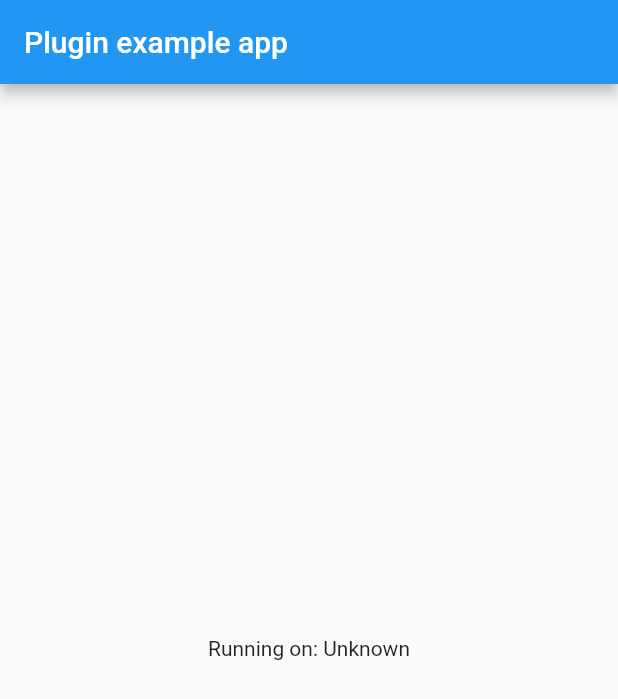
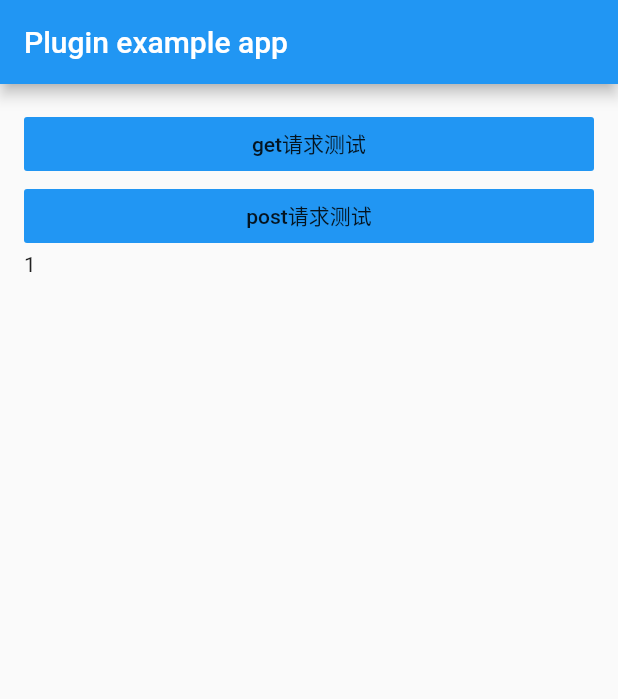
Before and after one commit to fengxing1234/api_plugin, a Flutter app: the screen it shows after launch, on a phone screen of 412 x 824 dp. Shown: the top 699 px of the screen. Run offline on Flutter 3.47's test engine with Material 2 defaults, Android fonts, the phone set to English and light mode, and no system bars; our stand-ins replace dio; network calls fail.

Commit message:
feat(网络框架封装)：dio简单工具类封装

```diff
--- a/example/lib/main.dart
+++ b/example/lib/main.dart
@@ -1,3 +1,5 @@
+import 'package:api_plugin/dio/base_model/error_model.dart';
+import 'package:api_plugin/dio/dio_manager.dart';
 import 'package:flutter/material.dart';
 import 'dart:async';
 
@@ -24,6 +26,12 @@ class _MyAppState extends State<MyApp> {
 
   // Platform messages are asynchronous, so we initialize in an async method.
   Future<void> initPlatformState() async {
+    DioManager().request(DIOMethod.GET, 'chapters/json ', params: null,
+        success: (data) {
+      print(data.toString());
+      text = data.toString();
+      setState(() {});
+    }, error: (message) {});
     String platformVersion;
     // Platform messages may fail, so we use a try/catch PlatformException.
     try {
@@ -36,11 +44,12 @@ class _MyAppState extends State<MyApp> {
     // message was in flight, we want to discard the reply rather than calling
     // setState to update our non-existent appearance.
     if (!mounted) return;
-
     setState(() {
       _platformVersion = platformVersion;
     });
   }
+
+  String text = '1';
 
   @override
   Widget build(BuildContext context) {
@@ -49,8 +58,46 @@ class _MyAppState extends State<MyApp> {
         appBar: AppBar(
           title: const Text('Plugin example app'),
         ),
-        body: Center(
-          child: Text('Running on: $_platformVersion\n'),
+        body: Container(
+          padding: EdgeInsets.all(16.0),
+          child: ListView(
+            children: [
+              FlatButton(
+                child: Text('get请求测试'),
+                color: Colors.blue,
+                onPressed: () {
+                  print('11');
+                  DioManager().request(DIOMethod.GET, 'wxarticle/chapters',
+                      params: null, success: (data) {
+                    print(data.toString());
+                    text = data.toString();
+                    setState(() {});
+                  }, error: (message) {
+                    print(message);
+                  });
+                },
+              ),
+              FlatButton(
+                child: Text('post请求测试'),
+                color: Colors.blue,
+                onPressed: () {
+                  DioManager().request(DIOMethod.POST, 'lg/collect/1165',
+                      params: null, success: (data) {
+                    print(data.toString());
+                    text = data.toString();
+                    if (data == null) text = '收藏成功';
+                    setState(() {});
+                  }, error: (message) {
+                    print(message);
+                    ErrorModel e = message;
+                    text = e.message;
+                    setState(() {});
+                  });
+                },
+              ),
+              Text(text),
+            ],
+          ),
         ),
       ),
     );
--- a/lib/api_plugin.dart
+++ b/lib/api_plugin.dart
@@ -1,7 +1,9 @@
 
+library api_plugin;
 import 'dart:async';
 
 import 'package:flutter/services.dart';
+export 'package:api_plugin/dio/dio_manager.dart';
 
 class ApiPlugin {
   static const MethodChannel _channel =
--- /dev/null
+++ b/lib/dio/base_model/base_model.dart
@@ -0,0 +1,13 @@
+class BaseModel {
+  int errorCode;
+  dynamic data;
+  String errorMsg;
+
+  BaseModel({this.errorCode, this.data, this.errorMsg});
+
+  BaseModel.fromJson(Map<String, dynamic> json) {
+    errorCode = json['errorCode'];
+    data = json['data'];
+    errorMsg = json['errorMsg'];
+  }
+}
--- /dev/null
+++ b/lib/dio/base_model/error_model.dart
@@ -0,0 +1,8 @@
+
+
+
+class ErrorModel {
+  int code;
+  String message;
+  ErrorModel({this.code, this.message});
+}
--- /dev/null
+++ b/lib/dio/dio_api.dart
@@ -0,0 +1,9 @@
+
+
+///
+/// 玩安卓 api 事例
+///
+class DioApi{
+  static final baseApi1 = 'https://wanandroid.com/';
+  static final baseApi = 'https://so.iqiyi.com/';
+}
--- /dev/null
+++ b/lib/dio/dio_manager.dart
@@ -0,0 +1,106 @@
+import 'package:dio/dio.dart';
+
+import 'base_model/base_model.dart';
+import 'base_model/error_model.dart';
+import 'dio_api.dart';
+
+enum DIOMethod { GET, POST, DELETE, PUT }
+
+const NWMethodValues = {
+  DIOMethod.GET: "get",
+  DIOMethod.POST: "post",
+  DIOMethod.DELETE: "delete",
+  DIOMethod.PUT: "put"
+};
+
+class DioManager {
+  static final DioManager _shared = DioManager._internal();
+
+  factory DioManager() => _shared;
+  Dio dio;
+
+  DioManager._internal() {
+    if (dio == null) {
+      BaseOptions options = BaseOptions(
+        baseUrl: DioApi.baseApi,
+        contentType: Headers.jsonContentType,
+        responseType: ResponseType.json,
+        receiveDataWhenStatusError: false,
+        connectTimeout: 30000,
+        receiveTimeout: 3000,
+      );
+      dio = Dio(options);
+    }
+  }
+
+  // 请求，返回参数为data
+  // method：请求方法，NWMethod.POST等
+  // path：请求地址
+  // params：请求参数
+  // success：请求成功回调
+  // error：请求失败回调
+  //todo 玩安卓默认添加'/json'
+  Future request(DIOMethod method, String path,
+      {Map<String, String> params, Function success, Function error}) async {
+    try {
+      Response response = await dio.request(path + '',
+          queryParameters: params,
+          options: Options(
+              method: NWMethodValues[method],
+              ));
+      if (response != null) {
+        BaseModel entity = BaseModel.fromJson(response.data);
+        if (entity.errorCode == 0) {
+          success(entity.data);
+        } else {
+          error(ErrorModel(code: entity.errorCode, message: entity.errorMsg));
+        }
+      } else {
+        error(ErrorModel(code: -1, message: "未知错误"));
+      }
+    } on DioError catch (e) {
+      error(createErrorEntity(e));
+    }
+  }
+
+  // 错误信息
+  ErrorModel createErrorEntity(DioError error) {
+    switch (error.type) {
+      case DioErrorType.CANCEL:
+        {
+          return ErrorModel(code: -1, message: "请求取消");
+        }
+        break;
+      case DioErrorType.CONNECT_TIMEOUT:
+        {
+          return ErrorModel(code: -1, message: "连接超时");
+        }
+        break;
+      case DioErrorType.SEND_TIMEOUT:
+        {
+          return ErrorModel(code: -1, message: "请求超时");
+        }
+        break;
+      case DioErrorType.RECEIVE_TIMEOUT:
+        {
+          return ErrorModel(code: -1, message: "响应超时");
+        }
+        break;
+      case DioErrorType.RESPONSE:
+        {
+          try {
+            int errCode = error.response.statusCode;
+            String errMsg = error.response.statusMessage;
+            return ErrorModel(code: errCode, message: errMsg);
+          } on Exception catch (_) {
+            return ErrorModel(code: -1, message: "未知错误");
+          }
+        }
+        break;
+      default:
+        {
+          return ErrorModel(code: -1, message: error.message);
+        }
+    }
+  }
+}
--- a/pubspec.yaml
+++ b/pubspec.yaml
@@ -11,6 +11,7 @@ environment:
 dependencies:
   flutter:
     sdk: flutter
+  dio: ^3.0.10
 
 dev_dependencies:
   flutter_test:
```
Also changed, not shown: example/pubspec.lock, pubspec.lock, 1 other file.
